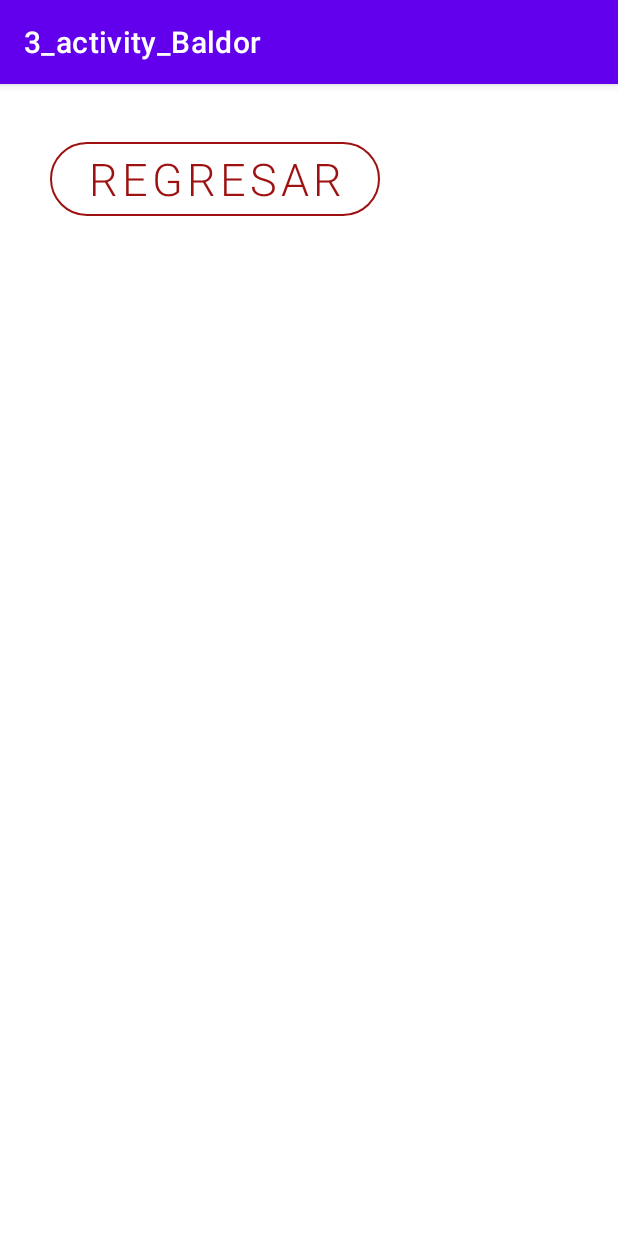
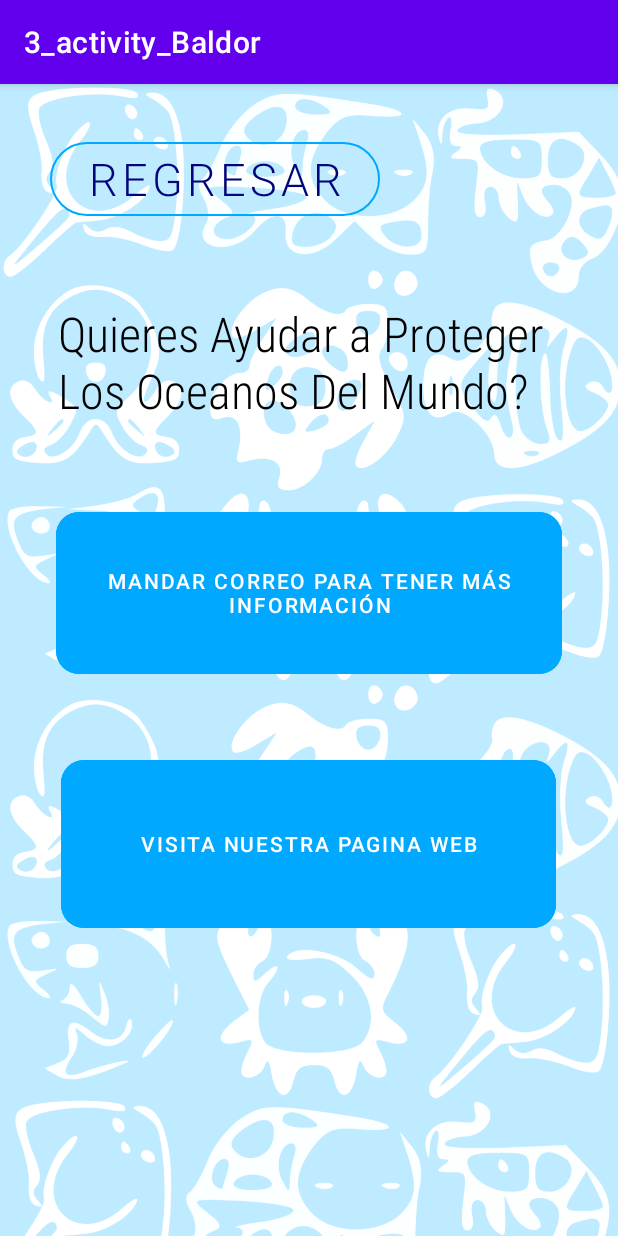
Before and after one commit to JoanLuna/3_activity_Baldor, an Android app: the tercer_activity screen opened directly, with no data from a screen before it, on a phone screen of 412 x 824 dp. Run offline under Robolectric (Android 15) with nearby library versions, the phone set to English and light mode, and no system bars.

Commit message:
Solo Falta la primera

```diff
--- a/app/src/main/java/com/example/a3_activity_baldor/tercer_activity.java
+++ b/app/src/main/java/com/example/a3_activity_baldor/tercer_activity.java
@@ -3,13 +3,15 @@ package com.example.a3_activity_baldor;
 import androidx.appcompat.app.AppCompatActivity;
 
 import android.content.Intent;
+import android.net.Uri;
 import android.os.Bundle;
 import android.view.View;
 import android.widget.Button;
+import android.widget.Toast;
 
 public class tercer_activity extends AppCompatActivity {
 
-    Button regresar;
+    Button regresar,pagina_web,enviar_correo;
 
     @Override
     protected void onCreate(Bundle savedInstanceState) {
@@ -23,5 +25,33 @@ public class tercer_activity extends AppCompatActivity {
                 startActivity(i);
             }
         });
+
+        enviar_correo = (Button)findViewById(R.id.boton_correo);
+        enviar_correo.setOnClickListener(new View.OnClickListener() {
+            @Override
+            public void onClick(View view) {
+                Intent envcorreo = new Intent(Intent.ACTION_SEND);
+                envcorreo.setType("message/rfc822");
+                envcorreo.putExtra(Intent.EXTRA_EMAIL, new String[]{"mexico@oceana.org"});
+                envcorreo.putExtra(Intent.EXTRA_SUBJECT, "Más Información");
+                envcorreo.putExtra(Intent.EXTRA_TEXT, "Me gustaría recibir más información sobre proteger a los océanos");
+                try {
+                    startActivity(Intent.createChooser(envcorreo,"Enviar Email"));
+                }catch (android.content.ActivityNotFoundException ex){
+                    Toast.makeText(getApplicationContext(),"No hay aplicación de correo instalada",Toast.LENGTH_SHORT).show();
+                }
+            }
+        });
+
+        pagina_web = (Button)findViewById(R.id.boton_web);
+        pagina_web.setOnClickListener(new View.OnClickListener() {
+            @Override
+            public void onClick(View view) {
+                Intent abrirWeb = new Intent(Intent.ACTION_VIEW);
+                abrirWeb.setData(Uri.parse("https://mx.oceana.org"));
+                startActivity(abrirWeb);
+            }
+        });
+
     }
 }
--- a/app/src/main/res/layout/activity_tercer.xml
+++ b/app/src/main/res/layout/activity_tercer.xml
@@ -5,6 +5,7 @@
     android:id="@+id/regresar"
     android:layout_width="match_parent"
     android:layout_height="match_parent"
+    android:background="@drawable/fondomarino"
     tools:context=".tercer_activity">
 
     <Button
@@ -15,7 +16,7 @@
         android:layout_height="61dp"
         android:fontFamily="sans-serif-light"
         android:text="Regresar"
-        android:textColor="#9d1111"
+        android:textColor="#00057B"
         android:textSize="30dp"
         app:cornerRadius="30dp"
         app:layout_constraintBottom_toBottomOf="parent"
@@ -25,5 +26,47 @@
         app:layout_constraintStart_toStartOf="parent"
         app:layout_constraintTop_toTopOf="parent"
         app:layout_constraintVertical_bias="0.046"
-        app:strokeColor="#9d1111" />
+        app:strokeColor="#00A8FF" />
+
+    <TextView
+        android:id="@+id/textView9"
+        android:layout_width="334dp"
+        android:layout_height="111dp"
+        android:fontFamily="sans-serif-condensed-light"
+        android:text="Quieres Ayudar a Proteger Los Oceanos Del Mundo?"
+        android:textColor="@color/black"
+        android:textSize="32dp"
+        app:layout_constraintBottom_toBottomOf="parent"
+        app:layout_constraintEnd_toEndOf="parent"
+        app:layout_constraintHorizontal_bias="0.493"
+        app:layout_constraintStart_toStartOf="parent"
+        app:layout_constraintTop_toTopOf="parent"
+        app:layout_constraintVertical_bias="0.22" />
+
+    <Button
+        android:id="@+id/boton_correo"
+        android:layout_width="337dp"
+        android:layout_height="120dp"
+        android:text="Mandar Correo Para Tener Más Información"
+        android:backgroundTint="#00A8FF"
+        app:cornerRadius="15dp"
+        app:layout_constraintBottom_toBottomOf="parent"
+        app:layout_constraintEnd_toEndOf="parent"
+        app:layout_constraintStart_toStartOf="parent"
+        app:layout_constraintTop_toTopOf="parent"
+        app:layout_constraintVertical_bias="0.431" />
+
+    <Button
+        android:id="@+id/boton_web"
+        android:layout_width="330dp"
+        android:layout_height="124dp"
+        android:text="Visita Nuestra Pagina Web"
+        android:backgroundTint="#00A8FF"
+        app:cornerRadius="15dp"
+        app:layout_constraintBottom_toBottomOf="parent"
+        app:layout_constraintEnd_toEndOf="parent"
+        app:layout_constraintHorizontal_bias="0.493"
+        app:layout_constraintStart_toStartOf="parent"
+        app:layout_constraintTop_toTopOf="parent"
+        app:layout_constraintVertical_bias="0.69" />
 </androidx.constraintlayout.widget.ConstraintLayout>
```
Also changed, not shown: app/src/main/res/layout/activity_main.xml (+14 -13 lines), app/src/main/res/layout/activity_segundo.xml (+5 -4 lines), app/src/main/res/drawable/fondomarino.png (added).
